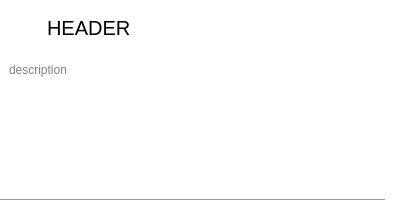
Above: src/app/categorywidget.ui from uyraq2001/alterator-browser before the change. Below: the same form after it.
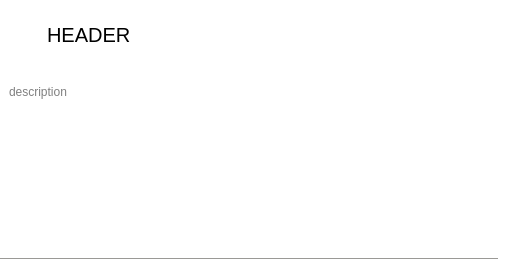
That is the form after the change.

The edit to the form file:
```diff
--- a/src/app/categorywidget.ui
+++ b/src/app/categorywidget.ui
@@ -6,8 +6,8 @@
    <rect>
     <x>0</x>
     <y>0</y>
-    <width>400</width>
-    <height>200</height>
+    <width>513</width>
+    <height>259</height>
    </rect>
   </property>
   <property name="sizePolicy">
@@ -132,7 +132,7 @@
    <item>
     <widget class="QWidget" name="modulesWidget" native="true">
      <property name="sizePolicy">
-      <sizepolicy hsizetype="Maximum" vsizetype="Minimum">
+      <sizepolicy hsizetype="Expanding" vsizetype="Minimum">
        <horstretch>0</horstretch>
        <verstretch>0</verstretch>
       </sizepolicy>
@@ -153,7 +153,7 @@
    <item>
     <widget class="QFrame" name="bottomLine">
      <property name="sizePolicy">
-      <sizepolicy hsizetype="Preferred" vsizetype="Fixed">
+      <sizepolicy hsizetype="Expanding" vsizetype="Fixed">
        <horstretch>0</horstretch>
        <verstretch>0</verstretch>
       </sizepolicy>
```
Left out of the diff: 41 changed lines with no effect on the pictures.
